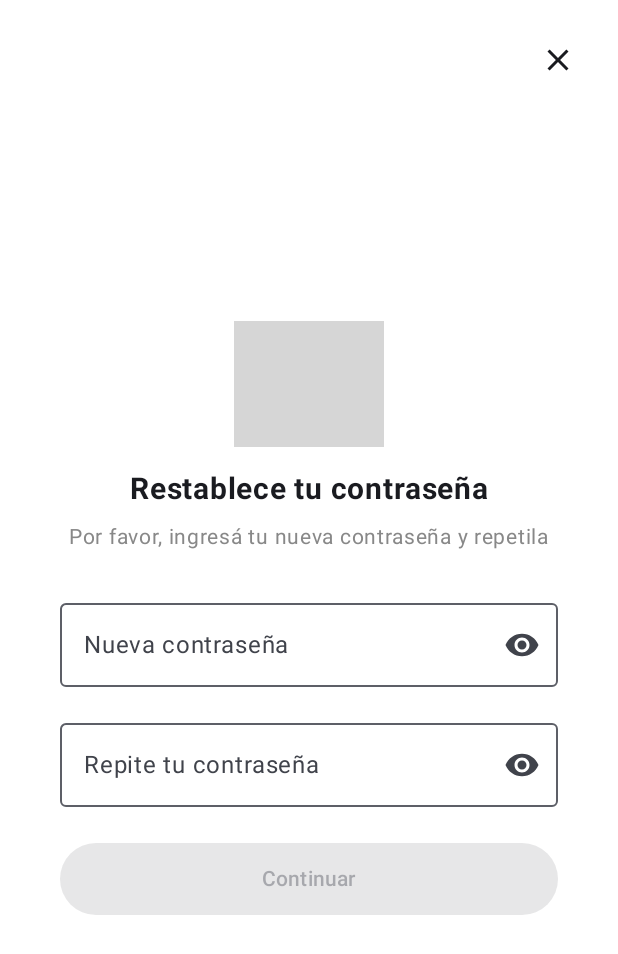
After one commit to MToschiUade/TPO-DESA_APPS_1_Compose, an Android app built with Jetpack Compose: the composable NewPasswordScreen called with empty values, on a phone screen of 412 x 824 dp. The commit adds this screen. Shown: the top 954 px of the screen. Run offline under Robolectric (Android 15) with nearby library versions, the phone set to English and light mode, and no system bars; grey boxes are pictures that could not be loaded.

Commit message:
subo buscar/ordenar, recuperar contraseña

```diff
--- /dev/null
+++ b/app/src/main/java/com/example/tpo_desa_1/ui/screens/NewPasswordScreen.kt
@@ -0,0 +1,139 @@
+package com.example.tpo_desa_1.ui.screens
+
+import androidx.compose.foundation.Image
+import androidx.compose.foundation.background
+import androidx.compose.foundation.layout.*
+import androidx.compose.material.icons.Icons
+import androidx.compose.material.icons.filled.Close
+import androidx.compose.material.icons.filled.Visibility
+import androidx.compose.material.icons.filled.VisibilityOff
+import androidx.compose.material3.*
+import androidx.compose.runtime.*
+import androidx.compose.ui.Alignment
+import androidx.compose.ui.Modifier
+import androidx.compose.ui.graphics.Color
+import androidx.compose.ui.res.painterResource
+import androidx.compose.ui.text.input.PasswordVisualTransformation
+import androidx.compose.ui.text.input.VisualTransformation
+import androidx.compose.ui.unit.dp
+import androidx.compose.ui.unit.sp
+import androidx.navigation.NavController
+import com.example.tpo_desa_1.R
+//import com.example.tpo_desa_1.auth.FakeAuthManager
+
+@Composable
+fun NewPasswordScreen(navController: NavController, email: String) {
+    var password by remember { mutableStateOf("") }
+    var repeatPassword by remember { mutableStateOf("") }
+    var showPassword by remember { mutableStateOf(false) }
+    var errorMessage by remember { mutableStateOf<String?>(null) }
+
+    val passwordsMatch = password == repeatPassword && password.length >= 6
+
+    Box(
+        modifier = Modifier
+            .fillMaxSize()
+            .background(Color.White)
+            .padding(16.dp)
+    ) {
+        IconButton(
+            onClick = { navController.popBackStack() },
+            modifier = Modifier
+                .align(Alignment.TopEnd)
+        ) {
+            Icon(Icons.Default.Close, contentDescription = "Cerrar")
+        }
+
+        Column(
+            modifier = Modifier
+                .fillMaxWidth()
+                .align(Alignment.Center)
+                .padding(horizontal = 24.dp),
+            horizontalAlignment = Alignment.CenterHorizontally
+        ) {
+            Image(
+                painter = painterResource(id = R.drawable.splash_logo),
+                contentDescription = "Logo",
+                modifier = Modifier
+                    .size(100.dp)
+                    .padding(bottom = 16.dp)
+            )
+
+            Text("Restablece tu contraseña", fontSize = 20.sp, fontWeight = androidx.compose.ui.text.font.FontWeight.Bold)
+            Spacer(modifier = Modifier.height(8.dp))
+            Text("Por favor, ingresá tu nueva contraseña y repetila", fontSize = 14.sp, color = Color.Gray)
+
+            Spacer(modifier = Modifier.height(24.dp))
+
+            OutlinedTextField(
+                value = password,
+                onValueChange = {
+                    password = it
+                    errorMessage = null
+                },
+                label = { Text("Nueva contraseña") },
+                singleLine = true,
+                visualTransformation = if (showPassword) VisualTransformation.None else PasswordVisualTransformation(),
+                trailingIcon = {
+                    IconButton(onClick = { showPassword = !showPassword }) {
+                        Icon(
+                            imageVector = if (showPassword) Icons.Default.VisibilityOff else Icons.Default.Visibility,
+                            contentDescription = "Ver contraseña"
+                        )
+                    }
+                },
+                isError = errorMessage != null,
+                modifier = Modifier.fillMaxWidth()
+            )
+
+            Spacer(modifier = Modifier.height(16.dp))
+
+            OutlinedTextField(
+                value = repeatPassword,
+                onValueChange = {
+                    repeatPassword = it
+                    errorMessage = null
+                },
+                label = { Text("Repite tu contraseña") },
+                singleLine = true,
+                visualTransformation = if (showPassword) VisualTransformation.None else PasswordVisualTransformation(),
+                trailingIcon = {
+                    IconButton(onClick = { showPassword = !showPassword }) {
+                        Icon(
+                            imageVector = if (showPassword) Icons.Default.VisibilityOff else Icons.Default.Visibility,
+                            contentDescription = "Ver contraseña"
+                        )
+                    }
+                },
+                isError = errorMessage != null,
+                modifier = Modifier.fillMaxWidth()
+            )
+
+            if (errorMessage != null) {
+                Spacer(modifier = Modifier.height(8.dp))
+                Text(errorMessage ?: "", color = Color.Red, fontSize = 12.sp)
+            }
+
+            Spacer(modifier = Modifier.height(24.dp))
+
+            Button(
+                onClick = {
+                    if (passwordsMatch) {
+                        //FakeAuthManager.updatePassword(email, password)
+                        navController.navigate("home") {
+                            popUpTo("session_switch") { inclusive = true }
+                        }
+                    } else {
+                        errorMessage = "Las contraseñas no coinciden o son muy cortas"
+                    }
+                },
+                enabled = password.isNotBlank() && repeatPassword.isNotBlank(),
+                modifier = Modifier
+                    .fillMaxWidth()
+                    .height(48.dp)
+            ) {
+                Text("Continuar")
+            }
+        }
+    }
+}
```
Also changed, not shown: app/src/main/java/com/example/tpo_desa_1/navigation/AppNavigation.kt (+31 -0 lines), app/src/main/java/com/example/tpo_desa_1/ui/screens/PasswordResetScreen.kt (added, +99 -0 lines), app/src/main/java/com/example/tpo_desa_1/ui/screens/SessionSwitchScreen.kt (+13 -5 lines), app/src/main/java/com/example/tpo_desa_1/ui/screens/VerifyCodeScreen.kt (added, +110 -0 lines).
